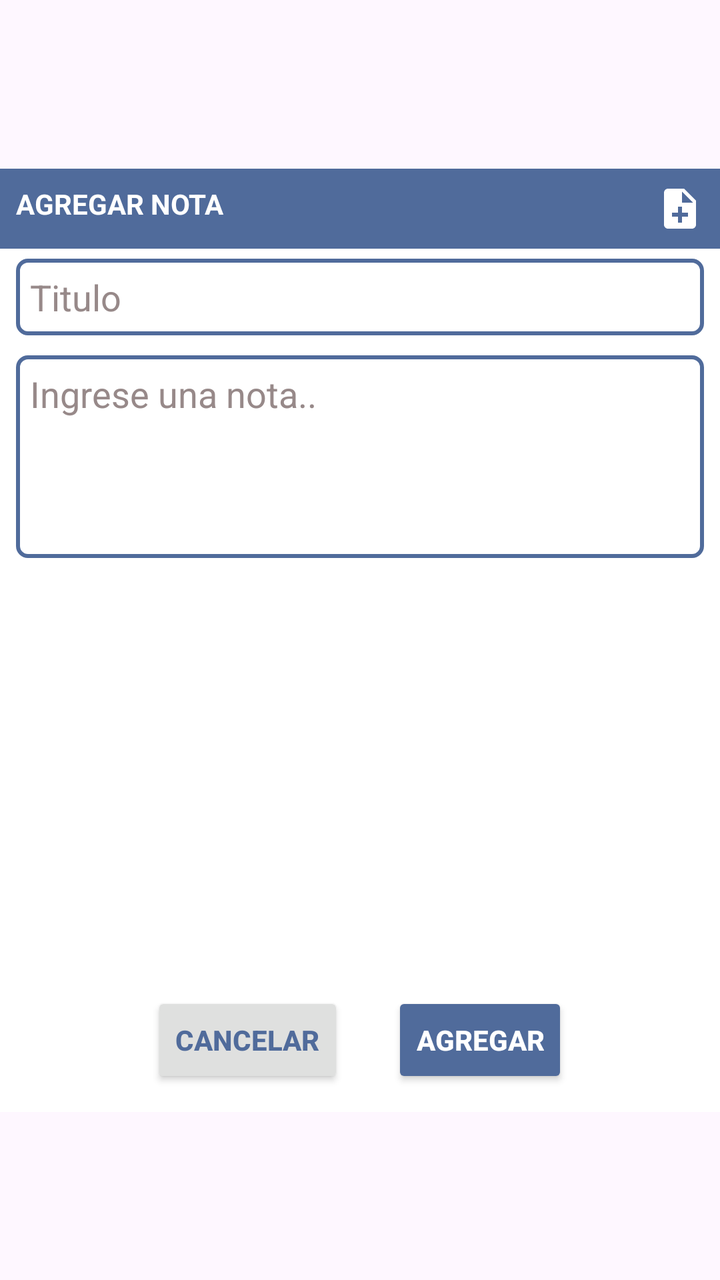
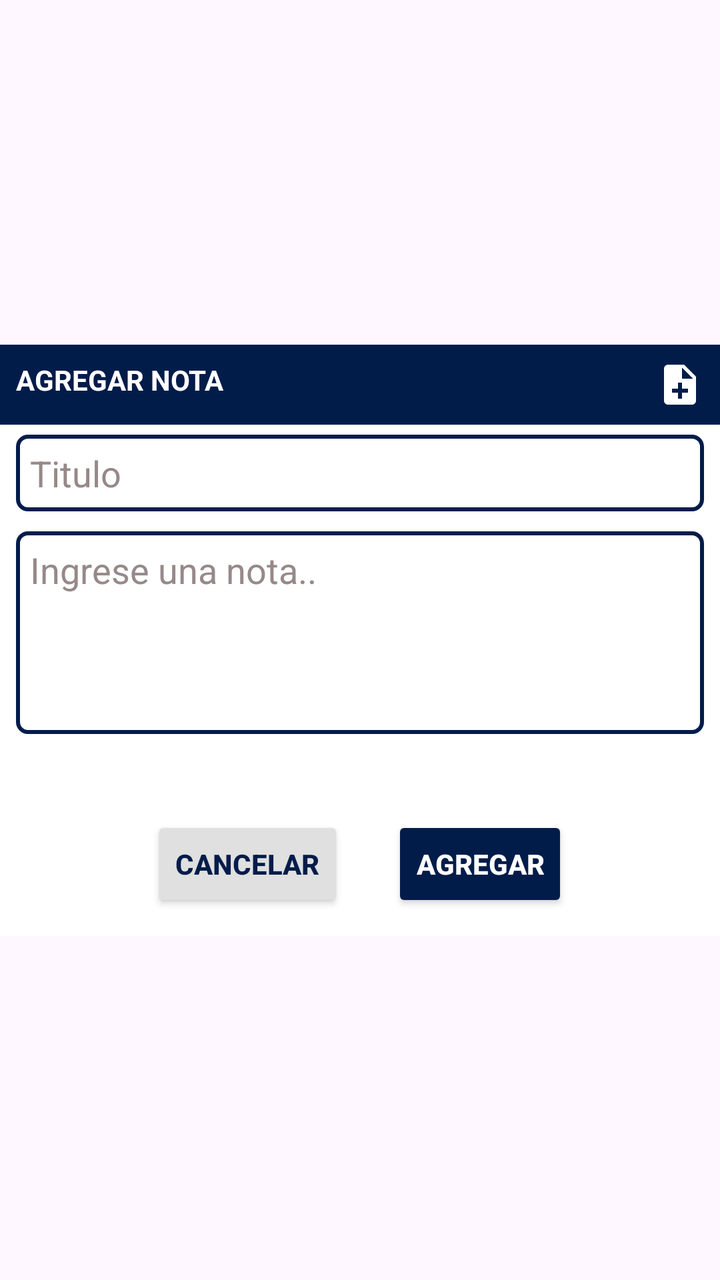

Two renders of the same Android screen: before a commit and after it. Below are the layout's source before the change and the commit's diff.
<!-- AndroidManifest.xml: application theme Theme.NotasApp -->
<!-- res/layout/dialog_add_notes_view2.xml -->
<?xml version="1.0" encoding="utf-8"?>
<androidx.constraintlayout.widget.ConstraintLayout xmlns:android="http://schemas.android.com/apk/res/android"
    xmlns:app="http://schemas.android.com/apk/res-auto"
    xmlns:tools="http://schemas.android.com/tools"
    android:layout_width="match_parent"
    android:layout_height="match_parent"

    >
    <LinearLayout
        android:layout_width="match_parent"
        android:layout_height="wrap_content"
        android:background="@color/white"
        android:orientation="vertical"
        app:layout_constraintBottom_toBottomOf="parent"
        app:layout_constraintEnd_toEndOf="parent"
        app:layout_constraintStart_toStartOf="parent"
        app:layout_constraintTop_toTopOf="parent">


        <LinearLayout
            android:layout_width="match_parent"
            android:layout_height="wrap_content"
            android:orientation="horizontal"
            android:background="@color/color_primario"
            android:padding="8dp">

            <TextView
                android:layout_width="wrap_content"
                android:layout_height="wrap_content"
                android:layout_weight="3"
                android:text="Agregar Nota"
                android:textAllCaps="true"
                android:textColor="@color/white"
                android:textStyle="bold"
                tools:ignore="MissingConstraints" />

            <ImageView
                android:layout_width="24dp"
                android:layout_height="24dp"
                android:src="@drawable/note_ic"
                app:tint="@color/white" />
        </LinearLayout>

        <EditText
            android:id="@+id/et_title"
            android:textColor="@color/black"
            android:layout_width="match_parent"
            android:layout_height="wrap_content"
            android:inputType="textCapSentences"
            android:hint="Titulo"
            android:textColorHint="#978989"
            android:layout_marginHorizontal="8dp"
            android:layout_marginVertical="5dp"
            android:padding="7dp"
            android:background="@drawable/backgroun_add_notes" />

        <EditText
            android:id="@+id/et_Note"
            android:typeface="normal"
            android:textColor="@color/black"
            android:layout_width="match_parent"
            android:layout_height="wrap_content"
            android:inputType="textMultiLine"
            android:textColorHint="#978989"
            android:minLines="4"
            android:padding="7dp"
            android:gravity="top"
            android:hint="Ingrese una nota.."
            android:layout_marginHorizontal="8dp"
            android:layout_marginVertical="5dp"
            android:background="@drawable/backgroun_add_notes" />

        <LinearLayout
            android:layout_width="match_parent"
            android:layout_height="200dp"
            android:orientation="horizontal"
            >
            <androidx.recyclerview.widget.RecyclerView
                android:id="@+id/categories_addnote"
                android:layout_width="match_parent"
                android:layout_height="wrap_content"
                android:padding="12dp"
                tools:listitem="@layout/items_categorias">
            </androidx.recyclerview.widget.RecyclerView>
        </LinearLayout>

        <LinearLayout
            android:layout_width="match_parent"
            android:layout_height="wrap_content"
            android:orientation="horizontal"
            android:gravity="center"
            >

            <androidx.appcompat.widget.AppCompatButton
                android:id="@+id/btn_Cancel"
                android:layout_width="wrap_content"
                android:layout_height="wrap_content"
                android:layout_margin="12dp"
                android:text="Cancelar"
                android:textStyle="bold"
                android:textColor="@color/color_primario"
                android:backgroundTint="#dfe0df"
                />

            <androidx.appcompat.widget.AppCompatButton
                android:id="@+id/btn_AddNote"
                android:layout_width="wrap_content"
                android:layout_height="wrap_content"
                android:layout_margin="12dp"
                android:text="Agregar"
                android:textStyle="bold"
                android:enabled="true"
                android:textColor="@color/white"
                android:backgroundTint="@color/color_primario"
                />

        </LinearLayout>
    </LinearLayout>


</androidx.constraintlayout.widget.ConstraintLayout>
<!-- res/layout/items_categorias.xml (included above) -->
<?xml version="1.0" encoding="utf-8"?>
<androidx.cardview.widget.CardView xmlns:android="http://schemas.android.com/apk/res/android"
    android:id="@+id/cv_Container"
    android:layout_width="match_parent"
    android:layout_height="50dp"
    xmlns:app="http://schemas.android.com/apk/res-auto"
    app:cardCornerRadius="15dp"
    android:layout_margin="6dp"
    >

    <LinearLayout
        android:layout_width="match_parent"
        android:layout_height="match_parent"
        android:padding="8dp"
        android:gravity="center"
        >
        <TextView
            android:id="@+id/et_Categoria"
            android:textSize="14dp"
            android:layout_width="wrap_content"
            android:layout_height="wrap_content"
            android:text="Categoria"
            android:textColor="#5F5F5F"
            android:textStyle="bold"
            />
        <ImageView
            android:id="@+id/iv_categorias"
            android:layout_width="wrap_content"
            android:layout_height="wrap_content"
            android:src="@drawable/check_ic"
            app:tint="#00695C"
            android:visibility="gone"
            />
    </LinearLayout>
</androidx.cardview.widget.CardView>
<!-- resources referenced by this layout -->
<resources>
  <color name="black">#FF000000</color>
  <color name="color_primario">#506b9b</color>
  <color name="white">#FFFFFFFF</color>
  <!-- drawable backgroun_add_notes (drawable) -->
  <?xml version="1.0" encoding="utf-8"?>
  <shape xmlns:android="http://schemas.android.com/apk/res/android"
      android:shape="rectangle"
      >
  <stroke
      android:color="@color/color_primario"
      android:width="2dp"
      />
      <corners
          android:radius="5dp"
          />
  </shape>
  <!-- drawable check_ic (drawable) -->
  <vector android:height="24dp" android:tint="#000000"
      android:viewportHeight="24" android:viewportWidth="24"
      android:width="24dp" xmlns:android="http://schemas.android.com/apk/res/android">
      <path android:fillColor="@android:color/white" android:pathData="M9,16.17L4.83,12l-1.42,1.41L9,19 21,7l-1.41,-1.41z"/>
  </vector>
  <!-- drawable note_ic (drawable) -->
  <vector android:autoMirrored="true" android:height="24dp"
      android:tint="#000000" android:viewportHeight="24"
      android:viewportWidth="24" android:width="24dp" xmlns:android="http://schemas.android.com/apk/res/android">
      <path android:fillColor="@android:color/white" android:pathData="M14,2L6,2c-1.1,0 -1.99,0.9 -1.99,2L4,20c0,1.1 0.89,2 1.99,2L18,22c1.1,0 2,-0.9 2,-2L20,8l-6,-6zM16,16h-3v3h-2v-3L8,16v-2h3v-3h2v3h3v2zM13,9L13,3.5L18.5,9L13,9z"/>
  </vector>
  <style name="Theme.NotasApp" parent="Base.Theme.NotasApp" />
  <style name="Base.Theme.NotasApp" parent="Theme.Material3.DayNight.NoActionBar">
          
          
          <item name="android:windowAnimationStyle">@null</item>
      </style>
</resources>

<!-- the commit's change to res/layout/dialog_add_notes_view2.xml (unified diff, before → after) -->
@@ -72,7 +72,7 @@
 
         <LinearLayout
             android:layout_width="match_parent"
-            android:layout_height="200dp"
+            android:layout_height="wrap_content"
             android:orientation="horizontal"
             >
             <androidx.recyclerview.widget.RecyclerView
@@ -142,7 +142,7 @@
             android:layout_width="wrap_content"
             android:layout_height="wrap_content"
             android:text="Categoria"
-            android:textColor="#5F5F5F"
+            android:textColor="@color/white"
             android:textStyle="bold"
             />
         <ImageView
<!-- resource entries referenced after the edit -->
@@ -1,7 +1,7 @@
 <!-- resources referenced by this layout -->
 <resources>
   <color name="black">#FF000000</color>
-  <color name="color_primario">#506b9b</color>
+  <color name="color_primario">#021C4A</color>
   <color name="white">#FFFFFFFF</color>
   <!-- drawable backgroun_add_notes (drawable) -->
   <?xml version="1.0" encoding="utf-8"?>
